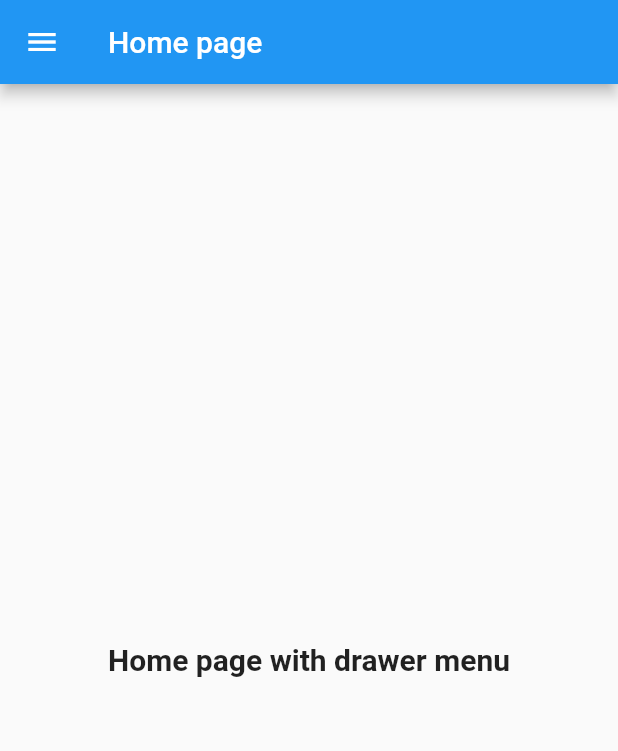
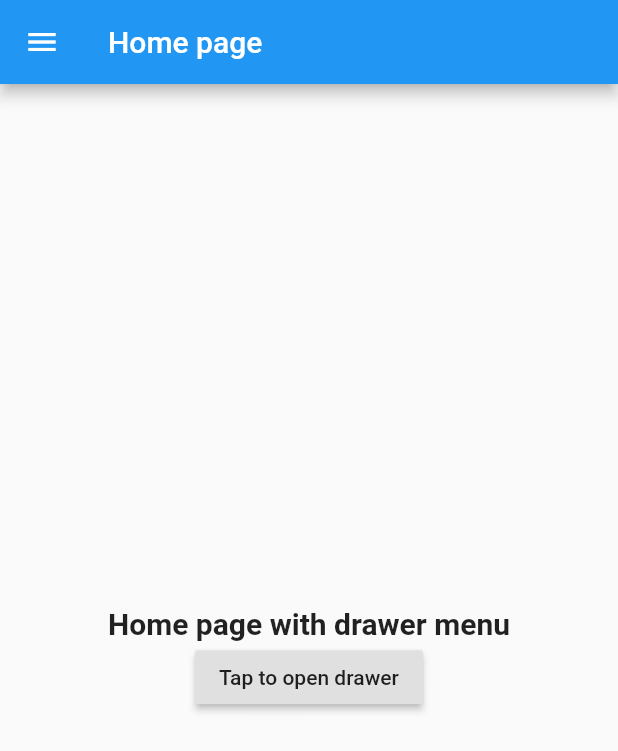
Before and after one commit to Aqudi/Flutter-Cookbook, a Flutter app: the screen it shows after launch, on a phone screen of 412 x 824 dp. Shown: the top 751 px of the screen. Run offline on Flutter 3.47's test engine with Material 2 defaults, Android fonts, the phone set to English and light mode, and no system bars.

Commit message:
Add Drawer menu and open close buttons for drawer

```diff
--- a/lib/main.dart
+++ b/lib/main.dart
@@ -18,6 +18,10 @@ class MyApp extends StatelessWidget {
 }
 
 class HomePage extends StatelessWidget {
+  // GlobalKey to open drawer
+  // <ScaffoldState> is needed
+  final GlobalKey<ScaffoldState> _scaffoldKey = new GlobalKey();
+
   List _pages = [
     SnackBarPage(),
   ];
@@ -25,12 +29,23 @@ class HomePage extends StatelessWidget {
   @override
   Widget build(BuildContext context) {
     return Scaffold(
+        key: _scaffoldKey,
         appBar: AppBar(
           title: Text('Home page'),
         ),
-        body: Center(
-            child: Text('Home page with drawer menu',
-                style: TextStyle(fontSize: 20, fontWeight: FontWeight.bold))),
+        body: Column(
+          mainAxisAlignment: MainAxisAlignment.center,
+          children: <Widget>[
+            Center(
+              child: Text('Home page with drawer menu',
+                  style: TextStyle(fontSize: 20, fontWeight: FontWeight.bold)),
+            ),
+            RaisedButton(
+              child: Text('Tap to open drawer'),
+              onPressed: () => _scaffoldKey.currentState.openDrawer(),
+            )
+          ],
+        ),
         drawer: Drawer(
             child: ListView(
           padding: EdgeInsets.zero,
@@ -41,9 +56,16 @@ class HomePage extends StatelessWidget {
                 color: Colors.blue,
               ),
             ),
-            ListTile(title: Text('SnackBar'), onTap: () {
-              Navigator.push(context, _pages[0]);
-            })
+            ListTile(
+                title: Text('SnackBar'),
+                onTap: () {
+                  Navigator.push(context, _pages[0]);
+                }),
+            ListTile(
+                title: Text('Close drawer'),
+                onTap: () {
+                  Navigator.of(context).pop();
+                })
           ],
         )));
   }
```
